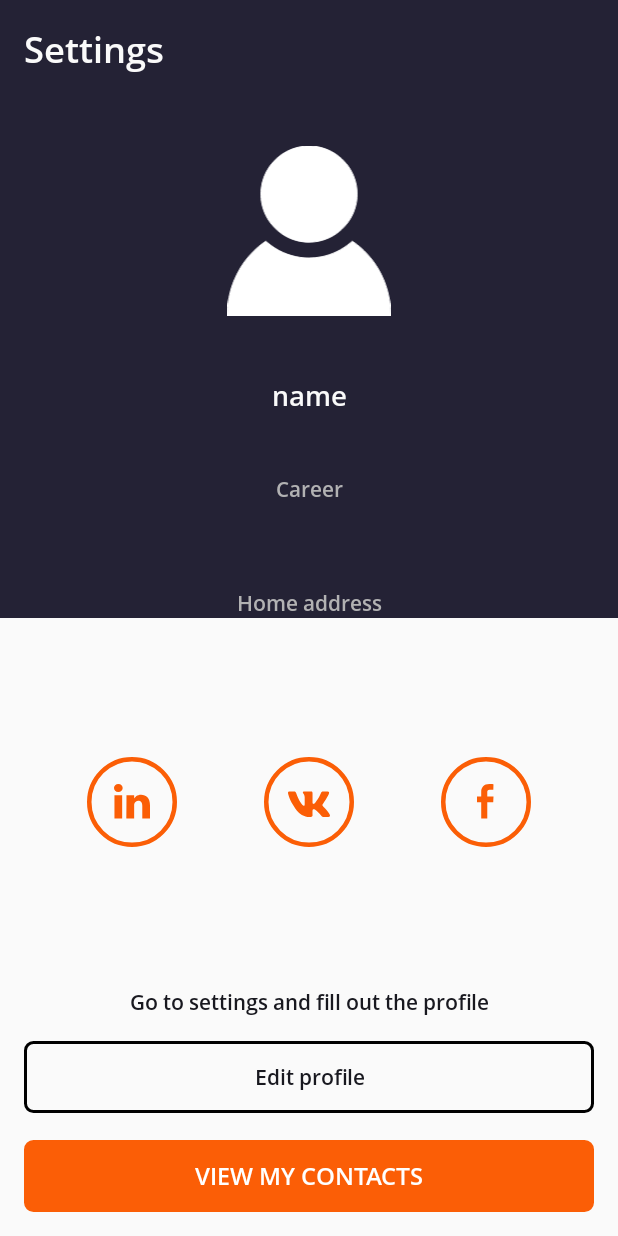
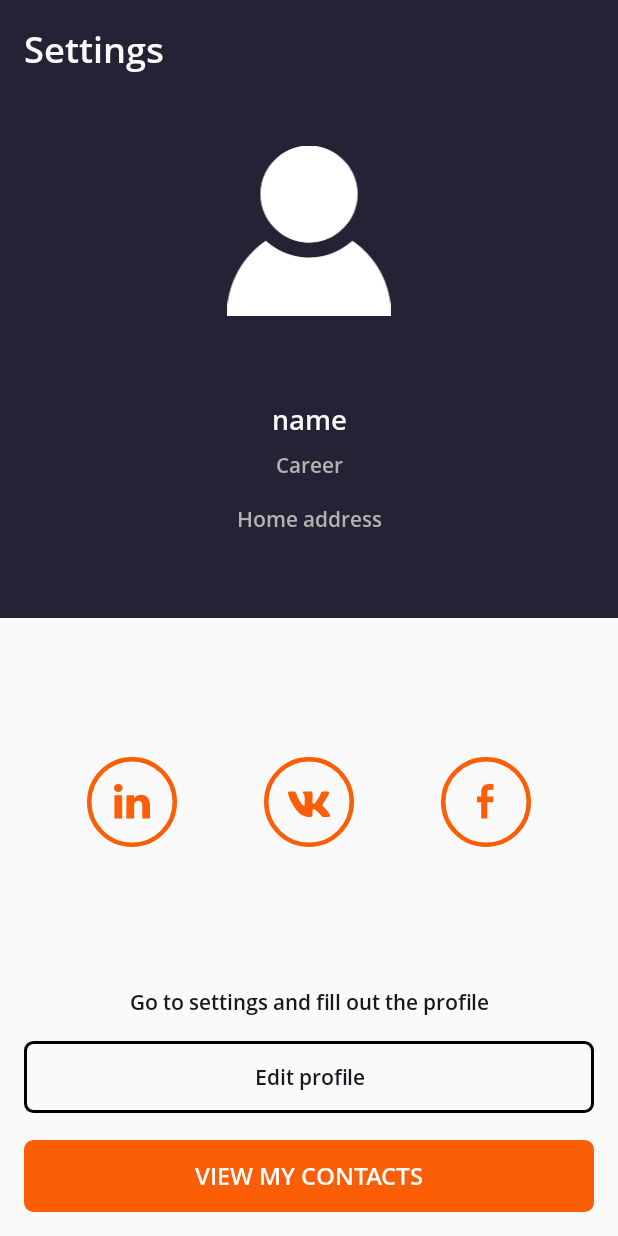
Before and after one commit to serjsi/assignment1, an Android app: the layout fragment_my_profile_.xml on its own in the app's theme, with its tools: preview values and no code run, on a phone screen of 412 x 824 dp. Run offline under Robolectric (Android 15) with nearby library versions, the light colour scheme and no system bars.

Commit message:
gradle update and update layout my profile

```diff
--- a/app/src/main/res/layout/fragment_my_profile_.xml
+++ b/app/src/main/res/layout/fragment_my_profile_.xml
@@ -1,7 +1,6 @@
 <?xml version="1.0" encoding="utf-8"?>
 
-<androidx.constraintlayout.widget.ConstraintLayout
-    xmlns:android="http://schemas.android.com/apk/res/android"
+<androidx.constraintlayout.widget.ConstraintLayout xmlns:android="http://schemas.android.com/apk/res/android"
     xmlns:app="http://schemas.android.com/apk/res-auto"
     xmlns:tools="http://schemas.android.com/tools"
     android:layout_width="match_parent"
@@ -66,8 +65,9 @@
         android:layout_centerHorizontal="true"
         android:text="@string/home_address"
         android:textColor="@color/white_my"
-        app:layout_constraintBottom_toBottomOf="@+id/ivTopContainer"
+        app:layout_constraintBottom_toTopOf="@+id/ivBottomContainer"
         app:layout_constraintEnd_toEndOf="parent"
+        app:layout_constraintHorizontal_bias="0.5"
         app:layout_constraintStart_toStartOf="parent"
         app:layout_constraintTop_toBottomOf="@+id/tvCareer" />
 
@@ -77,13 +77,14 @@
         android:layout_width="wrap_content"
         android:layout_height="wrap_content"
         android:layout_centerHorizontal="true"
-        android:layout_marginBottom="@dimen/vertical_margin_16"
         android:text="@string/career"
         android:textColor="@color/white_my"
         app:layout_constraintBottom_toTopOf="@+id/tvHomeAddress"
         app:layout_constraintEnd_toEndOf="parent"
+        app:layout_constraintHorizontal_bias="0.5"
         app:layout_constraintStart_toStartOf="parent"
-        app:layout_constraintTop_toBottomOf="@+id/tvName" />
+        app:layout_constraintTop_toBottomOf="@+id/tvName"
+        android:layout_marginBottom="@dimen/vertical_margin_16"/>
 
     <androidx.appcompat.widget.AppCompatTextView
         android:id="@+id/tvName"
@@ -96,8 +97,11 @@
         android:theme="@style/TextStyBasic"
         app:layout_constraintBottom_toTopOf="@+id/tvCareer"
         app:layout_constraintEnd_toEndOf="@+id/ivTopContainer"
+        app:layout_constraintHorizontal_bias="0.5"
         app:layout_constraintStart_toStartOf="@+id/ivTopContainer"
-        app:layout_constraintTop_toBottomOf="@+id/ivPhotoProfile" />
+        app:layout_constraintTop_toBottomOf="@+id/ivPhotoProfile"
+        app:layout_constraintVertical_chainStyle="packed"
+     android:layout_marginBottom="@dimen/vertical_margin_8"/>
 
     <androidx.appcompat.widget.AppCompatTextView
         android:id="@+id/tvGoToSettingsAndFill"
@@ -110,9 +114,9 @@
         android:textColor="@color/gray_text"
         app:layout_constraintBottom_toTopOf="@+id/btEditProfile"
         app:layout_constraintEnd_toEndOf="@+id/ivBottomContainer"
-        app:layout_constraintVertical_bias="1.5"
         app:layout_constraintStart_toStartOf="@+id/ivBottomContainer"
-        app:layout_constraintTop_toTopOf="@+id/ivBottomContainer" />
+        app:layout_constraintTop_toTopOf="@+id/ivBottomContainer"
+        app:layout_constraintVertical_bias="1.5" />
 
     <androidx.appcompat.widget.AppCompatButton
         android:id="@+id/btEditProfile"
--- a/app/src/main/res/values-w1240dp/dimens.xml
+++ /dev/null
@@ -1,3 +0,0 @@
-<resources>
-    <dimen name="fab_margin">200dp</dimen>
-</resources>
--- a/app/src/main/res/values-w600dp/dimens.xml
+++ /dev/null
@@ -1,3 +0,0 @@
-<resources>
-    <dimen name="fab_margin">48dp</dimen>
-</resources>
```
Also changed, not shown: app/build.gradle (+5 -5 lines).
